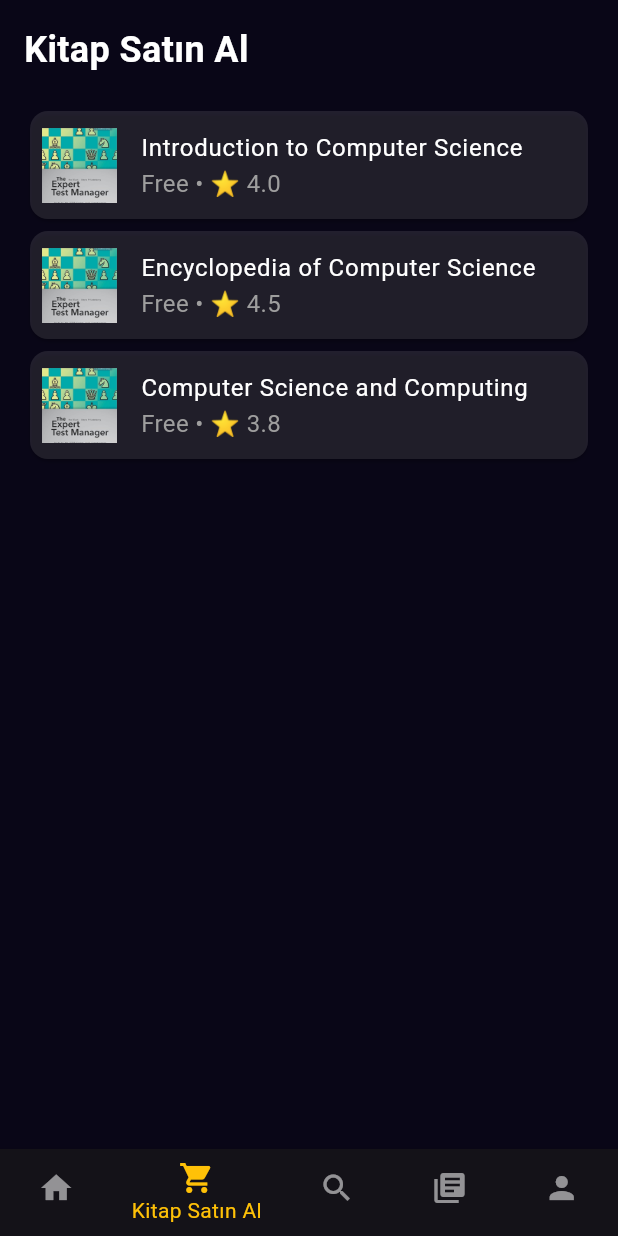
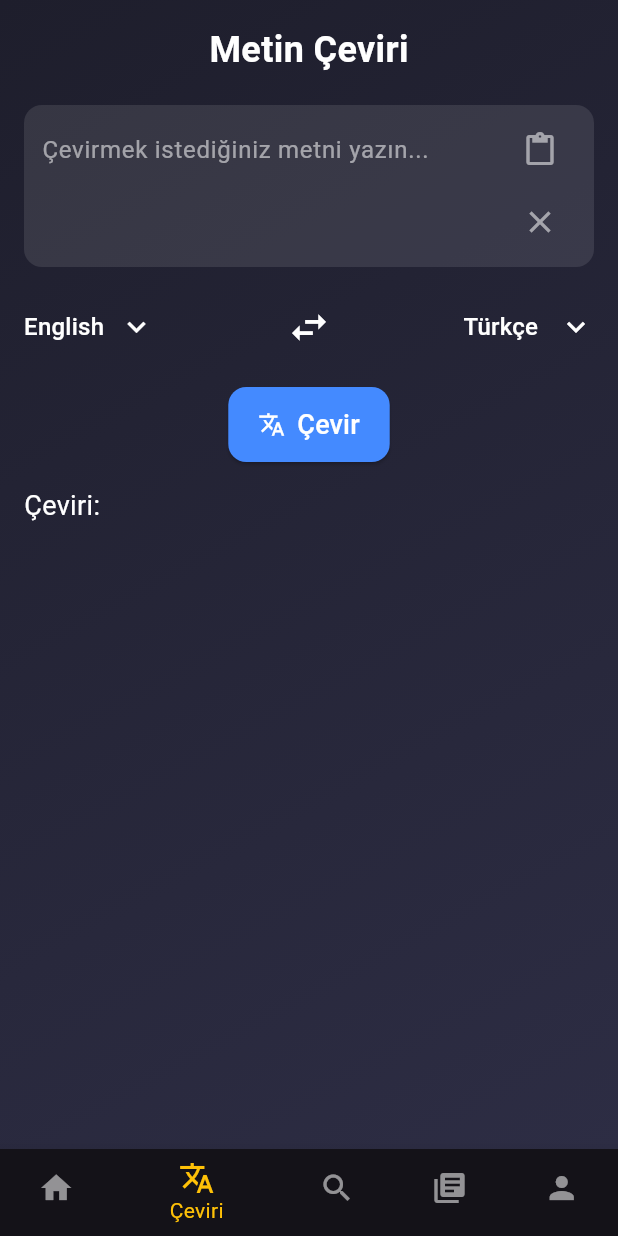
Before and after one commit to EbubekirKurt/inkwave, a Flutter app: the screen it shows after launch, item 2 of the bottom bar chosen, on a phone screen of 412 x 824 dp. Run offline on Flutter 3.47's test engine with Material 3 defaults, Android fonts, the phone set to English and light mode, and no system bars; our stand-ins replace webview_flutter; network calls fail.

Commit message:
implementation of Free Translate API

```diff
--- a/lib/constants.dart
+++ b/lib/constants.dart
@@ -1,13 +1,10 @@
 import 'package:flutter/material.dart';
 
-/// Uygulama genelinde kullanılacak sabit değerler, renkler, boyutlar, vs.
 class AppConstants {
-  // Renk paleti
   static const Color primaryColor = Color(0xFF090617);
   static const Color accentColor = Color(0xFFFFC107);
   static const Color textColor = Colors.white;
 
-  // Metin stilleri
   static const TextStyle headlineStyle = TextStyle(
     color: textColor,
     fontSize: 24,
@@ -19,6 +16,5 @@ class AppConstants {
     fontSize: 16,
   );
 
-  // Boşluk değerleri
   static const double padding = 16.0;
 }
--- a/lib/main.dart
+++ b/lib/main.dart
@@ -1,11 +1,11 @@
 import 'package:flutter/material.dart';
 import 'package:inkwave/constants.dart';
-import 'package:inkwave/screens/buy_books_screen.dart';
 import 'package:inkwave/screens/home_screen.dart';
 import 'package:inkwave/screens/library_screen.dart';
 import 'package:inkwave/screens/profile_screen.dart';
 import 'package:inkwave/screens/search_screen.dart';
 import 'package:inkwave/screens/book_detail_screen.dart';
+import 'package:inkwave/screens/translate_screen.dart'; // ✅ Çeviri ekranı eklendi
 
 void main() {
   runApp(const MyApp());
@@ -51,21 +51,12 @@ class _MainScreenState extends State<MainScreen> {
   void initState() {
     super.initState();
     _pages = [
-      HomeScreen(),                                          // Ana Sayfa
-      BuyBooksScreen(onBookAdded: _handleAddBookToLibrary),  // Kitap Satın Al
-      SearchScreen(),                                        // Arama
-      LibraryScreen(bookIndexes: libraryBookIndexes),        // Kitaplığım
-      ProfileScreen(),                                       // Profilim
+      HomeScreen(),                                      // Ana Sayfa
+      TranslateScreen(),                                 // Çeviri Ekranı
+      SearchScreen(),                                    // Arama
+      LibraryScreen(bookIndexes: libraryBookIndexes),    // Kitaplığım
+      ProfileScreen(),                                   // Profilim
     ];
-  }
-
-  void _handleAddBookToLibrary(int index) {
-    setState(() {
-      if (!libraryBookIndexes.contains(index)) {
-        libraryBookIndexes.add(index);
-      }
-      _selectedIndex = 3; // Kitaplık sekmesine yönlendirme
-    });
   }
 
   void _onItemTapped(int index) {
@@ -89,7 +80,7 @@ class _MainScreenState extends State<MainScreen> {
         backgroundColor: AppConstants.primaryColor,
         items: const [
           BottomNavigationBarItem(icon: Icon(Icons.home), label: 'Ana Sayfa'),
-          BottomNavigationBarItem(icon: Icon(Icons.shopping_cart), label: 'Kitap Satın Al'),
+          BottomNavigationBarItem(icon: Icon(Icons.translate), label: 'Çeviri'),
           BottomNavigationBarItem(icon: Icon(Icons.search), label: 'Arama'),
           BottomNavigationBarItem(icon: Icon(Icons.library_books), label: 'Kitaplığım'),
           BottomNavigationBarItem(icon: Icon(Icons.person), label: 'Profilim'),
--- /dev/null
+++ b/lib/screens/translate_screen.dart
@@ -0,0 +1,248 @@
+import 'package:flutter/material.dart';
+import 'package:flutter/services.dart';
+import 'package:inkwave/services/translate_api.dart';
+
+class TranslateScreen extends StatefulWidget {
+  const TranslateScreen({Key? key}) : super(key: key);
+
+  @override
+  _TranslateScreenState createState() => _TranslateScreenState();
+}
+
+class _TranslateScreenState extends State<TranslateScreen> {
+  final TextEditingController _textController = TextEditingController();
+  String _translatedText = "";
+  String _fromLang = "en";
+  String _toLang = "tr";
+  List<Map<String, String>> _languages = [];
+
+  @override
+  void initState() {
+    super.initState();
+    _fetchLanguages();
+  }
+
+  void _fetchLanguages() async {
+    final languages = await TranslateApi.getLanguages();
+    setState(() {
+      _languages = languages;
+    });
+  }
+
+  void _translateText() async {
+    if (_textController.text.isEmpty) {
+      ScaffoldMessenger.of(context).showSnackBar(
+        const SnackBar(content: Text("Lütfen bir metin girin!")),
+      );
+      return;
+    }
+
+    setState(() {
+      _translatedText = "Çevriliyor...";
+    });
+
+    try {
+      final translated = await TranslateApi.translateText(
+        _textController.text,
+        _fromLang,
+        _toLang,
+      );
+      setState(() {
+        _translatedText = translated;
+      });
+    } catch (e) {
+      setState(() {
+        _translatedText = "Çeviri başarısız!";
+      });
+    }
+  }
+
+  /// **📌 Panodan Yapıştırma**
+  Future<void> _pasteFromClipboard() async {
+    ClipboardData? clipboardData = await Clipboard.getData(Clipboard.kTextPlain);
+    if (clipboardData != null) {
+      setState(() {
+        _textController.text = clipboardData.text!;
+      });
+    }
+  }
+
+  /// **📌 Çeviri Metnini Kopyalama**
+  void _copyToClipboard() {
+    Clipboard.setData(ClipboardData(text: _translatedText));
+    ScaffoldMessenger.of(context).showSnackBar(
+      const SnackBar(content: Text("Çeviri kopyalandı!")),
+    );
+  }
+
+  /// **📌 Giriş Metnini Temizleme**
+  void _clearInputText() {
+    setState(() {
+      _textController.clear();
+    });
+  }
+
+  @override
+  Widget build(BuildContext context) {
+    return Scaffold(
+      body: Container(
+        decoration: const BoxDecoration(
+          gradient: LinearGradient(
+            colors: [Color(0xFF1E1E2C), Color(0xFF2D2D44)],
+            begin: Alignment.topLeft,
+            end: Alignment.bottomRight,
+          ),
+        ),
+        child: SafeArea(
+          child: Padding(
+            padding: const EdgeInsets.all(16.0),
+            child: Column(
+              crossAxisAlignment: CrossAxisAlignment.start,
+              children: [
+                const Center(
+                  child: Text(
+                    "Metin Çeviri",
+                    style: TextStyle(fontSize: 24, fontWeight: FontWeight.bold, color: Colors.white),
+                  ),
+                ),
+                const SizedBox(height: 20),
+
+                // **Giriş Alanı**
+                Container(
+                  padding: const EdgeInsets.symmetric(horizontal: 12, vertical: 6),
+                  decoration: BoxDecoration(
+                    color: Colors.white.withOpacity(0.1),
+                    borderRadius: BorderRadius.circular(12),
+                  ),
+                  child: Row(
+                    children: [
+                      Expanded(
+                        child: TextField(
+                          controller: _textController,
+                          style: const TextStyle(color: Colors.white),
+                          decoration: const InputDecoration(
+                            border: InputBorder.none,
+                            hintText: "Çevirmek istediğiniz metni yazın...",
+                            hintStyle: TextStyle(color: Colors.white54),
+                          ),
+                          maxLines: 3,
+                        ),
+                      ),
+                      Column(
+                        children: [
+                          IconButton(
+                            icon: const Icon(Icons.paste, color: Colors.white54),
+                            onPressed: _pasteFromClipboard, // **Panodan yapıştır**
+                          ),
+                          IconButton(
+                            icon: const Icon(Icons.clear, color: Colors.white54),
+                            onPressed: _clearInputText, // **Metni temizle**
+                          ),
+                        ],
+                      ),
+                    ],
+                  ),
+                ),
+                const SizedBox(height: 16),
+
+                // **Dil Seçim Alanı**
+                Row(
+                  mainAxisAlignment: MainAxisAlignment.spaceBetween,
+                  children: [
+                    _buildDropdown(_fromLang, (value) {
+                      setState(() {
+                        _fromLang = value!;
+                      });
+                    }),
+                    GestureDetector(
+                      onTap: () {
+                        setState(() {
+                          String temp = _fromLang;
+                          _fromLang = _toLang;
+                          _toLang = temp;
+                        });
+                      },
+                      child: const Icon(Icons.swap_horiz, color: Colors.white, size: 30),
+                    ),
+                    _buildDropdown(_toLang, (value) {
+                      setState(() {
+                        _toLang = value!;
+                      });
+                    }),
+                  ],
+                ),
+                const SizedBox(height: 16),
+
+                // **Çeviri Butonu**
+                Center(
+                  child: ElevatedButton.icon(
+                    onPressed: _translateText,
+                    icon: const Icon(Icons.translate, color: Colors.white),
+                    label: const Text("Çevir", style: TextStyle(fontSize: 18, color: Colors.white)),
+                    style: ElevatedButton.styleFrom(
+                      backgroundColor: Colors.blueAccent,
+                      padding: const EdgeInsets.symmetric(horizontal: 20, vertical: 12),
+                      shape: RoundedRectangleBorder(
+                        borderRadius: BorderRadius.circular(12),
+                      ),
+                    ),
+                  ),
+                ),
+                const SizedBox(height: 16),
+
+                // **Çeviri Sonucu**
+                const Text("Çeviri:", style: TextStyle(fontSize: 18, color: Colors.white)),
+                AnimatedOpacity(
+                  opacity: _translatedText.isEmpty ? 0 : 1,
+                  duration: const Duration(milliseconds: 500),
+                  child: Container(
+                    width: double.infinity,
+                    padding: const EdgeInsets.all(12),
+                    decoration: BoxDecoration(
+                      color: Colors.white.withOpacity(0.1),
+                      borderRadius: BorderRadius.circular(12),
+                    ),
+                    child: Row(
+                      children: [
+                        Expanded(
+                          child: Text(
+                            _translatedText,
+                            style: const TextStyle(fontSize: 16, color: Colors.white),
+                          ),
+                        ),
+                        Column(
+                          children: [
+                            IconButton(
+                              icon: const Icon(Icons.copy, color: Colors.white54),
+                              onPressed: _copyToClipboard, // **Çeviri metnini kopyala**
+                            ),
+                          ],
+                        ),
+                      ],
+                    ),
+                  ),
+                ),
+              ],
+            ),
+          ),
+        ),
+      ),
+    );
+  }
+
+  Widget _buildDropdown(String selectedValue, Function(String?) onChanged) {
+    return DropdownButton<String>(
+      dropdownColor: const Color(0xFF2D2D44),
+      value: selectedValue,
+      items: _languages
+          .map((lang) => DropdownMenuItem(
+        value: lang["code"],
+        child: Text(lang["name"]!, style: const TextStyle(color: Colors.white)),
+      ))
+          .toList(),
+      onChanged: onChanged,
+      icon: const Icon(Icons.keyboard_arrow_down, color: Colors.white),
+      underline: Container(),
+    );
+  }
+}
--- /dev/null
+++ b/lib/services/translate_api.dart
@@ -0,0 +1,70 @@
+import 'dart:convert';
+import 'package:http/http.dart' as http;
+
+class TranslateApi {
+  static const String _baseUrl = "https://api.mymemory.translated.net";
+
+  /// **📌 Desteklenen Dilleri Getir**
+  static Future<List<Map<String, String>>> getLanguages() async {
+    try {
+      final response = await http.get(Uri.parse("$_baseUrl/get?q=Hello&langpair=en|fr"));
+
+      if (response.statusCode == 200) {
+        return [
+          {"code": "en", "name": "English"},
+          {"code": "tr", "name": "Türkçe"},
+          {"code": "fr", "name": "Français"},
+          {"code": "es", "name": "Español"},
+          {"code": "de", "name": "Deutsch"},
+          {"code": "it", "name": "Italiano"},
+          {"code": "ru", "name": "Русский"},
+        ]; // API desteklemiyor, manuel ekledik.
+      } else {
+        return _getDefaultLanguages(); // Hata olursa yedek diller kullanılır.
+      }
+    } catch (e) {
+      print("Dilleri çekerken hata oluştu: $e");
+      return _getDefaultLanguages(); // Hata olursa yedek diller kullanılır.
+    }
+  }
+
+  /// **📌 Yedek Dil Listesi**
+  static List<Map<String, String>> _getDefaultLanguages() {
+    return [
+      {"code": "en", "name": "English"},
+      {"code": "tr", "name": "Türkçe"},
+      {"code": "fr", "name": "Français"},
+      {"code": "es", "name": "Español"},
+      {"code": "de", "name": "Deutsch"},
+      {"code": "it", "name": "Italiano"},
+      {"code": "ru", "name": "Русский"},
+    ];
+  }
+
+  /// **📌 Metni Çevir**
+  static Future<String> translateText(String text, String from, String to) async {
+    final Uri url = Uri.parse("$_baseUrl/get?q=$text&langpair=$from|$to");
+
+    try {
+      final response = await http.get(url);
+
+      print("API Yanıtı: ${response.body}"); // 📌 Konsola yanıtı yazdır
+
+      if (response.statusCode == 200) {
+        final data = json.decode(response.body);
+
+        if (data.containsKey("responseData") && data["responseData"]["translatedText"] != null) {
+          return data["responseData"]["translatedText"];
+        } else {
+          return "Çeviri başarısız: Yanıtta eksik veri.";
+        }
+      } else {
+        print("API Hata Kodu: ${response.statusCode}");
+        return "Çeviri başarısız: API hatası.";
+      }
+    } catch (e) {
+      print("API isteği sırasında hata oluştu: $e");
+      return "Çeviri başarısız!";
+    }
+  }
+}
```
Also changed, not shown: lib/screens/home_screen.dart (+73 -36 lines), lib/widgets/newest_books_widget.dart (+6 -6 lines), assets/app_images/inkwave.png (added).
